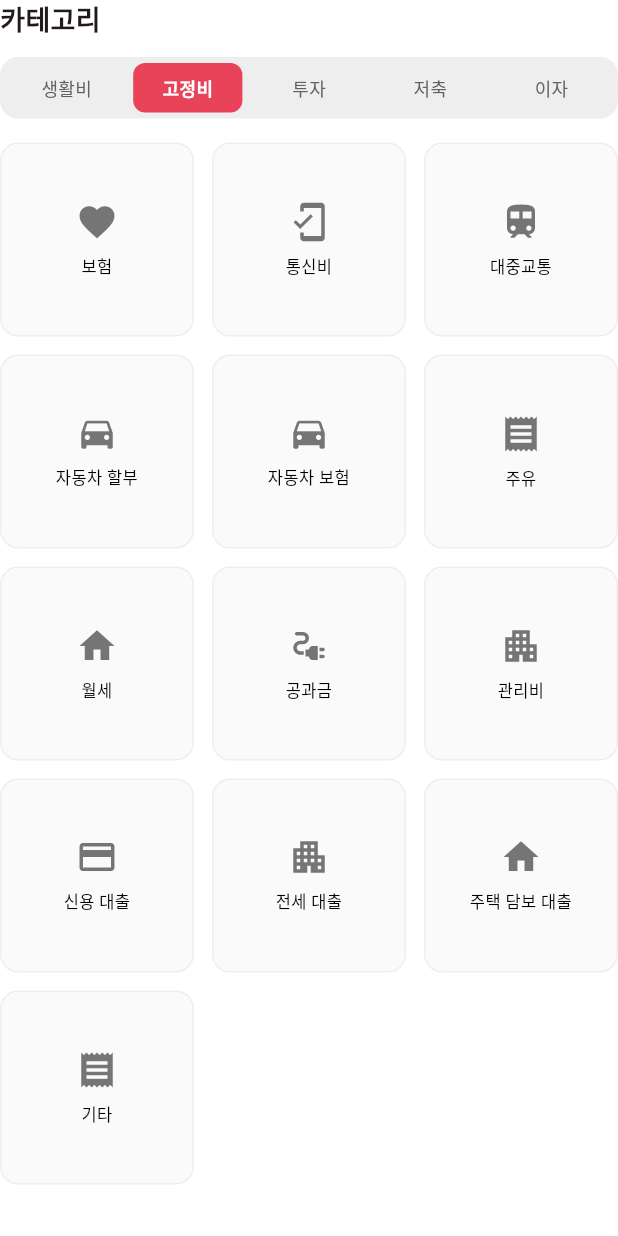
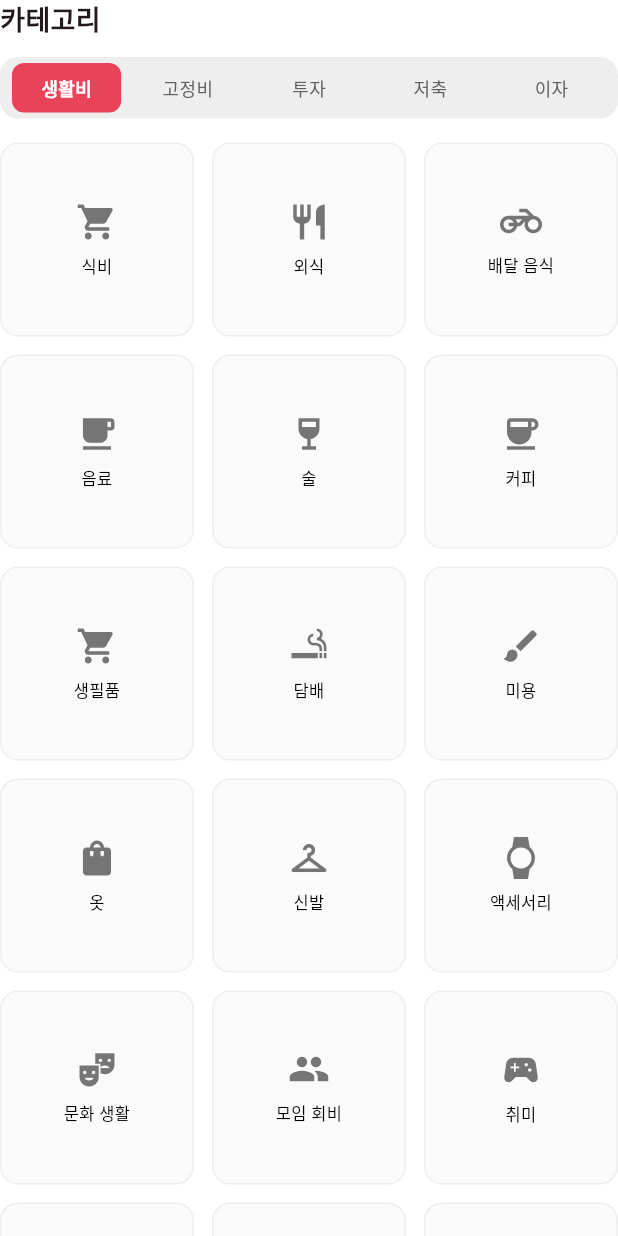
Before and after one commit to MiracleMoney/SYLSYM, a Flutter app: the CategorySelectorWidget widget shown alone on an empty page, opened directly with empty values, on a phone screen of 412 x 824 dp. Run offline on Flutter 3.47's test engine with Material 3 defaults, Android fonts, the phone set to English and light mode, and no system bars; our stand-ins replace cloud_firestore, firebase_auth, firebase_core, firebase_crashlytics, google_fonts, google_sign_in and 2 more; accounts and stored records are empty; Roboto replaces fonts that are missing (Gmarket_sans); statements that could not run were skipped.

Commit message:
가계부 추가지출 생활비 카테고리 항목 추가 및 최적화

```diff
--- a/lib/features/spending/data/constants/expense_category.dart
+++ b/lib/features/spending/data/constants/expense_category.dart
@@ -5,16 +5,29 @@ class ExpenseCategory {
   // 생활비 카테고리
   static const livingExpenses = 'LivingExpenses';
   static const livingExpensesSubcategories = {
-    'Alcohol': 'Alcohol',
-    'Cigarettes': 'Cigarettes',
-    'Clothes': 'Clothes',
-    'DailyGoods': 'Daily Goods',
-    'Delivery': 'Delivery',
-    'Drinks': 'Drinks',
-    'EatingOut': 'Eating Out',
-    'Gathering': 'Gathering',
-    'Groceries': 'Groceries',
-    'Shoes': 'Shoes',
+    'Groceries': '식비',
+    'EatingOut': '외식',
+    'Delivery': '배달 음식',
+
+    'Drinks': '음료',
+    'Alcohol': '술',
+    'Coffee': '커피',
+
+    'DailyGoods': '생필품',
+    'Cigarettes': '담배',
+    'Beauty': '미용',
+
+    'Clothes': '옷',
+    'Shoes': '신발',
+    'Accessories': '액세서리',
+
+    'Culture': '문화 생활',
+    'Gathering': '모임 회비',
+    'Hobby': '취미',
+
+    'OTT': 'OTT',
+    'Subscription': '그 외 구독 서비스',
+    'Other': '기타',
   };
 
   // 고정비 카테고리
@@ -85,10 +98,11 @@ class ExpenseCategory {
 
   static String getSubcategoryLabel(String category, String subcategory) {
     switch (category) {
+      case livingExpenses:
+        return livingExpensesSubcategories[subcategory] ?? subcategory;
       case fixedExpenses:
         return fixedExpensesSubcategories[subcategory] ?? subcategory;
-      case livingExpenses:
-        return livingExpensesSubcategories[subcategory] ?? subcategory;
+
       case investmentExpenses:
         return investmentExpensesSubcategories[subcategory] ?? subcategory;
       case savingExpenses:
@@ -102,10 +116,11 @@ class ExpenseCategory {
 
   static Map<String, String> getSubcategories(String category) {
     switch (category) {
+      case livingExpenses:
+        return livingExpensesSubcategories;
       case fixedExpenses:
         return fixedExpensesSubcategories;
-      case livingExpenses:
-        return livingExpensesSubcategories;
+
       case investmentExpenses:
         return investmentExpensesSubcategories;
       case savingExpenses:
@@ -144,6 +159,8 @@ class ExpenseCategory {
           return Icons.apartment;
         case 'Mortgage':
           return Icons.home;
+        case 'GasOil':
+          return Icons.local_gas_station;
         default:
           return Icons.receipt;
       }
@@ -160,7 +177,7 @@ class ExpenseCategory {
         case 'DailyGoods':
           return Icons.shopping_cart;
         case 'Delivery':
-          return Icons.local_shipping;
+          return Icons.motorcycle_outlined;
         case 'Drinks':
           return Icons.local_cafe;
         case 'EatingOut':
@@ -169,8 +186,26 @@ class ExpenseCategory {
           return Icons.people;
         case 'Groceries':
           return Icons.shopping_cart;
+
         case 'Shoes':
           return Icons.checkroom;
+        case 'Coffee':
+          return Icons.coffee;
+        case 'Accessories':
+          return Icons.watch;
+        case 'Culture':
+          return Icons.theater_comedy;
+        case 'Hobby':
+          return Icons.sports_esports;
+        case 'Beauty':
+          return Icons.brush;
+        case 'OTT':
+          return Icons.tv;
+        case 'Subscription':
+          return Icons.subscriptions;
+        case 'Other':
+          return Icons.category;
+
         default:
           return Icons.receipt;
       }
--- a/lib/features/spending/presentation/widgets/category_selector_widget.dart
+++ b/lib/features/spending/presentation/widgets/category_selector_widget.dart
@@ -26,7 +26,7 @@ class _CategorySelectorWidgetState extends State<CategorySelectorWidget> {
   void initState() {
     super.initState();
     _selectedCategory =
-        widget.selectedCategory ?? ExpenseCategory.fixedExpenses;
+        widget.selectedCategory ?? ExpenseCategory.livingExpenses;
     _selectedSubcategory = widget.selectedSubcategory;
   }
 
```
